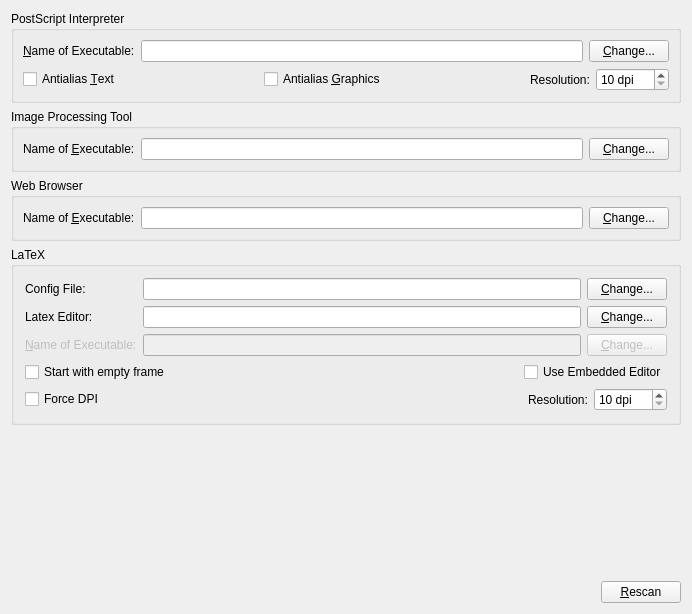
scribusproject/scribus, file scribus/tabexternaltoolswidget.ui: the form before one commit.
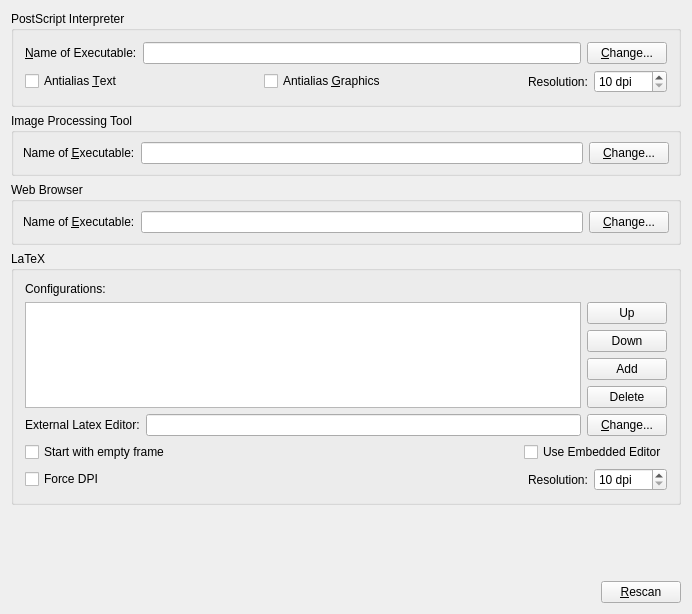
The form after the commit. Icons and pictures are not drawn.

Commit message: latest patch and config files from Herm

```diff
--- a/scribus/tabexternaltoolswidget.ui
+++ b/scribus/tabexternaltoolswidget.ui
@@ -18,26 +18,57 @@
      <property name="title" >
       <string>PostScript Interpreter</string>
      </property>
-     <layout class="QGridLayout" >
-      <property name="leftMargin" >
-       <number>9</number>
-      </property>
-      <property name="topMargin" >
-       <number>9</number>
-      </property>
-      <property name="rightMargin" >
-       <number>9</number>
-      </property>
-      <property name="bottomMargin" >
-       <number>9</number>
-      </property>
-      <property name="horizontalSpacing" >
-       <number>6</number>
-      </property>
-      <property name="verticalSpacing" >
-       <number>6</number>
-      </property>
-      <item row="1" column="0" >
+     <layout class="QVBoxLayout" >
+      <item>
+       <layout class="QHBoxLayout" >
+        <property name="spacing" >
+         <number>6</number>
+        </property>
+        <property name="leftMargin" >
+         <number>0</number>
+        </property>
+        <property name="topMargin" >
+         <number>0</number>
+        </property>
+        <property name="rightMargin" >
+         <number>0</number>
+        </property>
+        <property name="bottomMargin" >
+         <number>0</number>
+        </property>
+        <item>
+         <widget class="QLabel" name="psToolLabel" >
+          <property name="text" >
+           <string>&amp;Name of Executable:</string>
+          </property>
+          <property name="wordWrap" >
+           <bool>false</bool>
+          </property>
+          <property name="buddy" >
+           <cstring>psToolLineEdit</cstring>
+          </property>
+         </widget>
+        </item>
+        <item>
+         <widget class="QLineEdit" name="psToolLineEdit" >
+          <property name="toolTip" >
+           <string>&lt;qt>Add the path for the Ghostscript interpreter. On Windows, please note it is important to note you need to use the program named gswin32c.exe - NOT gswin32.exe. Otherwise, this maybe cause a hang when starting Scribus.&lt;/qt></string>
+          </property>
+         </widget>
+        </item>
+        <item>
+         <widget class="QPushButton" name="psToolChangeButton" >
+          <property name="text" >
+           <string>&amp;Change...</string>
+          </property>
+          <property name="shortcut" >
+           <string>Alt+C</string>
+          </property>
+         </widget>
+        </item>
+       </layout>
+      </item>
+      <item>
        <layout class="QHBoxLayout" >
         <property name="spacing" >
          <number>6</number>
@@ -140,55 +171,6 @@
         </item>
        </layout>
       </item>
-      <item row="0" column="0" >
-       <layout class="QHBoxLayout" >
-        <property name="spacing" >
-         <number>6</number>
-        </property>
-        <property name="leftMargin" >
-         <number>0</number>
-        </property>
-        <property name="topMargin" >
-         <number>0</number>
-        </property>
-        <property name="rightMargin" >
-         <number>0</number>
-        </property>
-        <property name="bottomMargin" >
-         <number>0</number>
-        </property>
-        <item>
-         <widget class="QLabel" name="psToolLabel" >
-          <property name="text" >
-           <string>&amp;Name of Executable:</string>
-          </property>
-          <property name="wordWrap" >
-           <bool>false</bool>
-          </property>
-          <property name="buddy" >
-           <cstring>psToolLineEdit</cstring>
-          </property>
-         </widget>
-        </item>
-        <item>
-         <widget class="QLineEdit" name="psToolLineEdit" >
-          <property name="toolTip" >
-           <string>&lt;qt>Add the path for the Ghostscript interpreter. On Windows, please note it is important to note you need to use the program named gswin32c.exe - NOT gswin32.exe. Otherwise, this maybe cause a hang when starting Scribus.&lt;/qt></string>
-          </property>
-         </widget>
-        </item>
-        <item>
-         <widget class="QPushButton" name="psToolChangeButton" >
-          <property name="text" >
-           <string>&amp;Change...</string>
-          </property>
-          <property name="shortcut" >
-           <string>Alt+C</string>
-          </property>
-         </widget>
-        </item>
-       </layout>
-      </item>
      </layout>
     </widget>
    </item>
@@ -315,32 +297,54 @@
       <string>LaTeX</string>
      </property>
      <layout class="QVBoxLayout" >
+      <item>
+       <widget class="QLabel" name="label" >
+        <property name="text" >
+         <string>Configurations:</string>
+        </property>
+       </widget>
+      </item>
       <item>
        <layout class="QGridLayout" >
-        <item row="0" column="0" >
-         <widget class="QLabel" name="configFileLabel" >
-          <property name="text" >
-           <string>Config File:</string>
-          </property>
-         </widget>
-        </item>
         <item row="0" column="1" >
-         <widget class="QLineEdit" name="latexEditorConfigLineEdit" />
+         <widget class="QPushButton" name="latexConfigUpButton" >
+          <property name="text" >
+           <string>Up</string>
+          </property>
+         </widget>
         </item>
-        <item row="0" column="2" >
-         <widget class="QPushButton" name="latexConfigChangeButton" >
+        <item row="1" column="1" >
+         <widget class="QPushButton" name="latexConfigDownButton" >
           <property name="text" >
-           <string>&amp;Change...</string>
+           <string>Down</string>
           </property>
-          <property name="shortcut" >
-           <string>Alt+C</string>
+         </widget>
+        </item>
+        <item row="2" column="1" >
+         <widget class="QPushButton" name="latexConfigAddButton" >
+          <property name="text" >
+           <string>Add</string>
           </property>
          </widget>
         </item>
-        <item row="1" column="0" >
+        <item row="3" column="1" >
+         <widget class="QPushButton" name="latexConfigDeleteButton" >
+          <property name="text" >
+           <string>Delete</string>
+          </property>
+         </widget>
+        </item>
+        <item rowspan="4" row="0" column="0" >
+         <widget class="QListWidget" name="latexConfigsListWidget" />
+        </item>
+       </layout>
+      </item>
+      <item>
+       <layout class="QHBoxLayout" >
+        <item>
          <widget class="QLabel" name="latexEditorLabel" >
           <property name="text" >
-           <string>Latex Editor:</string>
+           <string>External Latex Editor:</string>
           </property>
           <property name="wordWrap" >
            <bool>false</bool>
@@ -350,14 +354,14 @@
           </property>
          </widget>
         </item>
-        <item row="1" column="1" >
+        <item>
          <widget class="QLineEdit" name="latexEditorLineEdit" >
           <property name="toolTip" >
            <string>&lt;qt>Path to the editor executable.&lt;/qt></string>
           </property>
          </widget>
         </item>
-        <item row="1" column="2" >
+        <item>
          <widget class="QPushButton" name="latexEditorChangeButton" >
           <property name="text" >
            <string>&amp;Change...</string>
@@ -367,45 +371,6 @@
           </property>
          </widget>
         </item>
-        <item row="2" column="0" >
-         <widget class="QLabel" name="latexToolLabel" >
-          <property name="enabled" >
-           <bool>false</bool>
-          </property>
-          <property name="text" >
-           <string>&amp;Name of Executable:</string>
-          </property>
-          <property name="wordWrap" >
-           <bool>false</bool>
-          </property>
-          <property name="buddy" >
-           <cstring>latexToolLineEdit</cstring>
-          </property>
-         </widget>
-        </item>
-        <item row="2" column="1" >
-         <widget class="QLineEdit" name="latexToolLineEdit" >
-          <property name="enabled" >
-           <bool>false</bool>
-          </property>
-          <property name="toolTip" >
-           <string>&lt;qt>Path to LaTeX executable. Must be a program that produces one of the formats supported by image frames!&lt;/qt></string>
-          </property>
-         </widget>
-        </item>
-        <item row="2" column="2" >
-         <widget class="QPushButton" name="latexToolChangeButton" >
-          <property name="enabled" >
-           <bool>false</bool>
-          </property>
-          <property name="text" >
-           <string>&amp;Change...</string>
-          </property>
-          <property name="shortcut" >
-           <string>Alt+C</string>
-          </property>
-         </widget>
-        </item>
        </layout>
       </item>
       <item>
```
Left out of the diff: 16 changed lines with no effect on the pictures. The commit also changes 7 other files.
